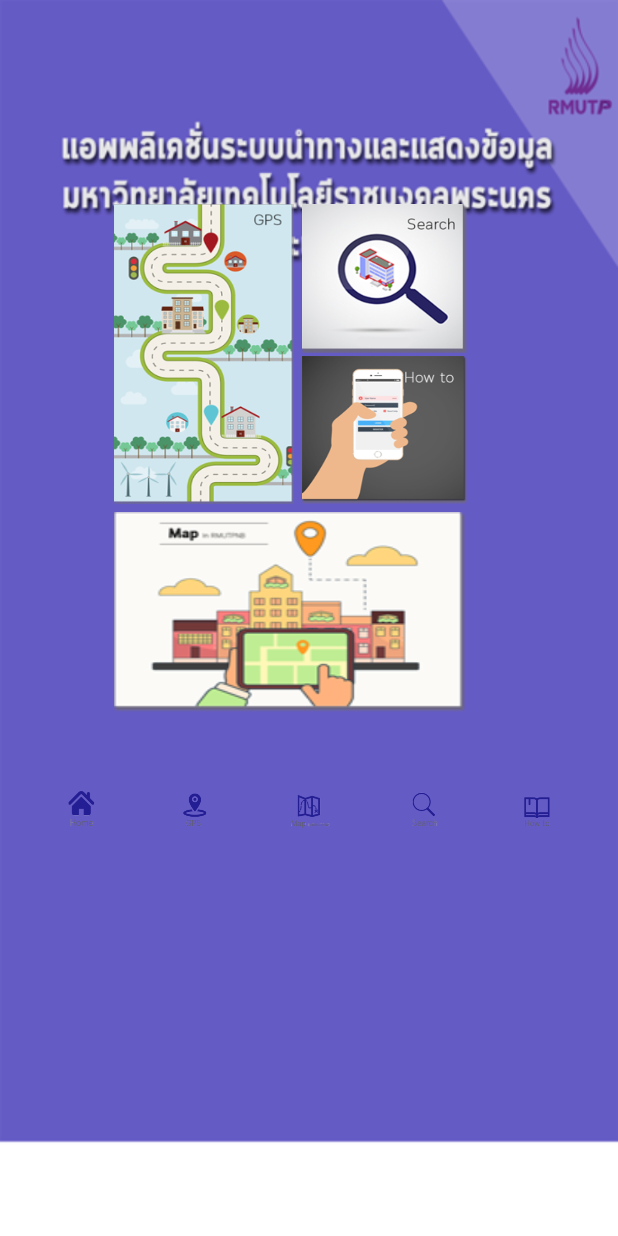
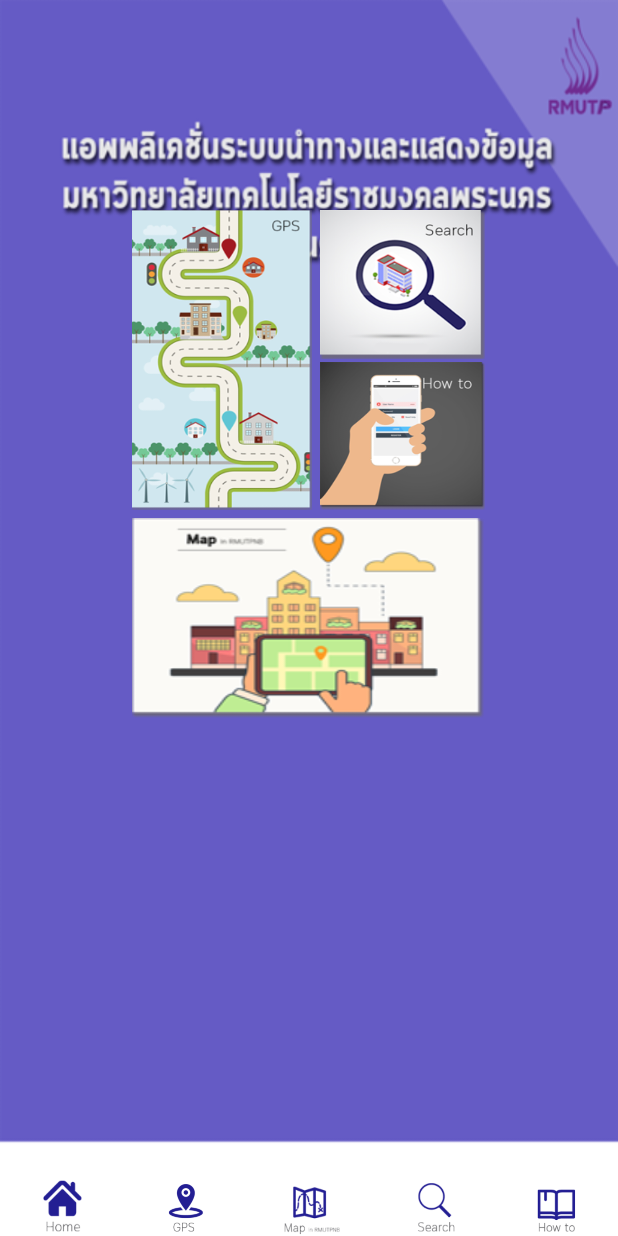
Before and after one commit to peeyanuch/RMUTPWhere, an Android app: the screen it shows after launch (MainActivity), on a phone screen of 412 x 824 dp. Run offline under Robolectric (Android 15) with nearby library versions, the phone set to English and light mode, and no system bars.

Commit message:
before l

```diff
--- a/app/src/debug/res/values/google_maps_api.xml
+++ b/app/src/debug/res/values/google_maps_api.xml
@@ -19,6 +19,6 @@
     string in this file.
     -->
     <string name="google_maps_key" templateMergeStrategy="preserve" translatable="false">
-        AIzaSyAx7tvQqr8q8vyMJQH4ctkVkGdlCXfHskk
+        AIzaSyD7fQ3XEb4JBpId_XAHfd3j0aQrQT8MBHk
     </string>
 </resources>
--- a/app/src/main/res/layout/activity_main.xml
+++ b/app/src/main/res/layout/activity_main.xml
@@ -5,24 +5,81 @@
     android:id="@+id/activity_main"
     android:layout_width="match_parent"
     android:layout_height="match_parent"
-    android:paddingBottom="@dimen/activity_vertical_margin"
-    android:paddingLeft="@dimen/activity_horizontal_margin"
-    android:paddingRight="@dimen/activity_horizontal_margin"
-    android:paddingTop="@dimen/activity_vertical_margin"
     tools:context="rmutp.rungtip.peeyanuch.rmutpwhere.MainActivity"
     android:background="@drawable/bg1"
     android:layout_weight="1">
 
     <LinearLayout
+        android:orientation="horizontal"
+        android:layout_width="match_parent"
+        android:addStatesFromChildren="false"
+        android:baselineAligned="false"
+        android:clipToPadding="false"
+        android:contextClickable="false"
+        android:longClickable="false"
+        android:layout_height="40dp"
+        android:layout_alignParentBottom="true"
+        android:layout_alignParentLeft="false"
+        android:nestedScrollingEnabled="false"
+        android:layout_alignWithParentIfMissing="false"
+        android:layout_alignParentStart="false"
+        android:layout_alignParentRight="false"
+        android:layout_alignParentEnd="false">
+
+        <ImageView
+            android:layout_width="wrap_content"
+            app:srcCompat="@drawable/bar1"
+            android:id="@+id/imageView20"
+            android:layout_weight="1"
+            android:layout_height="wrap_content" />
+
+        <ImageView
+            android:layout_width="wrap_content"
+            app:srcCompat="@drawable/bar2"
+            android:id="@+id/imageView21"
+            android:layout_weight="1"
+            android:layout_height="wrap_content" />
+
+        <ImageView
+            android:layout_width="wrap_content"
+            app:srcCompat="@drawable/bar3"
+            android:id="@+id/imageView22"
+            android:layout_weight="1"
+            android:layout_height="wrap_content" />
+
+        <ImageView
+            android:layout_width="wrap_content"
+            app:srcCompat="@drawable/bar4"
+            android:id="@+id/imageView23"
+            android:layout_weight="1"
+            android:layout_height="wrap_content" />
+
+        <ImageView
+            android:layout_width="wrap_content"
+            app:srcCompat="@drawable/bar5"
+            android:id="@+id/imageView24"
+            android:layout_weight="1"
+            android:layout_height="wrap_content" />
+    </LinearLayout>
+
+    <LinearLayout
         android:orientation="vertical"
         android:layout_width="wrap_content"
         android:layout_height="wrap_content"
-        android:layout_marginTop="120dp"
         android:layout_below="@+id/linearLayout5"
         android:layout_alignLeft="@+id/imageView12"
         android:layout_alignStart="@+id/imageView12"
-        android:layout_marginLeft="60dp"
-        android:layout_marginRight="50dp">
+        android:layout_alignParentBottom="false"
+        android:layout_alignParentEnd="false"
+        android:layout_alignParentLeft="false"
+        android:layout_alignParentRight="false"
+        android:layout_alignParentStart="false"
+        android:layout_alignParentTop="false"
+        android:layout_alignWithParentIfMissing="false"
+        android:layout_centerHorizontal="true"
+        android:layout_centerVertical="false"
+        android:layout_centerInParent="false"
+        android:layout_marginTop="140dp">
 
         <LinearLayout
             android:orientation="horizontal"
@@ -84,61 +141,4 @@
 
     </LinearLayout>
 
-    <LinearLayout
-        android:orientation="vertical"
-        android:layout_width="match_parent"
-        android:layout_alignParentBottom="false"
-        android:layout_alignParentLeft="false"
-        android:layout_alignParentStart="false"
-        android:layout_alignWithParentIfMissing="false"
-        android:layout_height="match_parent">
-
-        <LinearLayout
-            android:orientation="horizontal"
-            android:layout_width="match_parent"
-            android:layout_height="match_parent"
-            android:layout_marginTop="509dp"
-            android:addStatesFromChildren="false"
-            android:baselineAligned="false"
-            android:clipToPadding="false"
-            android:contextClickable="false"
-            android:nestedScrollingEnabled="false">
-
-            <ImageView
-                android:layout_width="wrap_content"
-                app:srcCompat="@drawable/bar1"
-                android:id="@+id/imageView20"
-                android:layout_weight="1"
-                android:layout_height="27dp" />
-
-            <ImageView
-                android:layout_width="wrap_content"
-                app:srcCompat="@drawable/bar2"
-                android:id="@+id/imageView21"
-                android:layout_weight="1"
-                android:layout_height="27dp" />
-
-            <ImageView
-                android:layout_width="wrap_content"
-                app:srcCompat="@drawable/bar3"
-                android:id="@+id/imageView22"
-                android:layout_weight="1"
-                android:layout_height="27dp" />
-
-            <ImageView
-                android:layout_width="wrap_content"
-                app:srcCompat="@drawable/bar4"
-                android:id="@+id/imageView23"
-                android:layout_weight="1"
-                android:layout_height="27dp" />
-
-            <ImageView
-                android:layout_width="wrap_content"
-                app:srcCompat="@drawable/bar5"
-                android:id="@+id/imageView24"
-                android:layout_weight="1"
-                android:layout_height="27dp" />
-        </LinearLayout>
-    </LinearLayout>
-
 </RelativeLayout>
```
Also changed, not shown: app/src/main/res/layout/activity_plan.xml (+4 -16 lines), app/src/main/res/layout/activity_search.xml (+28 -25 lines).
